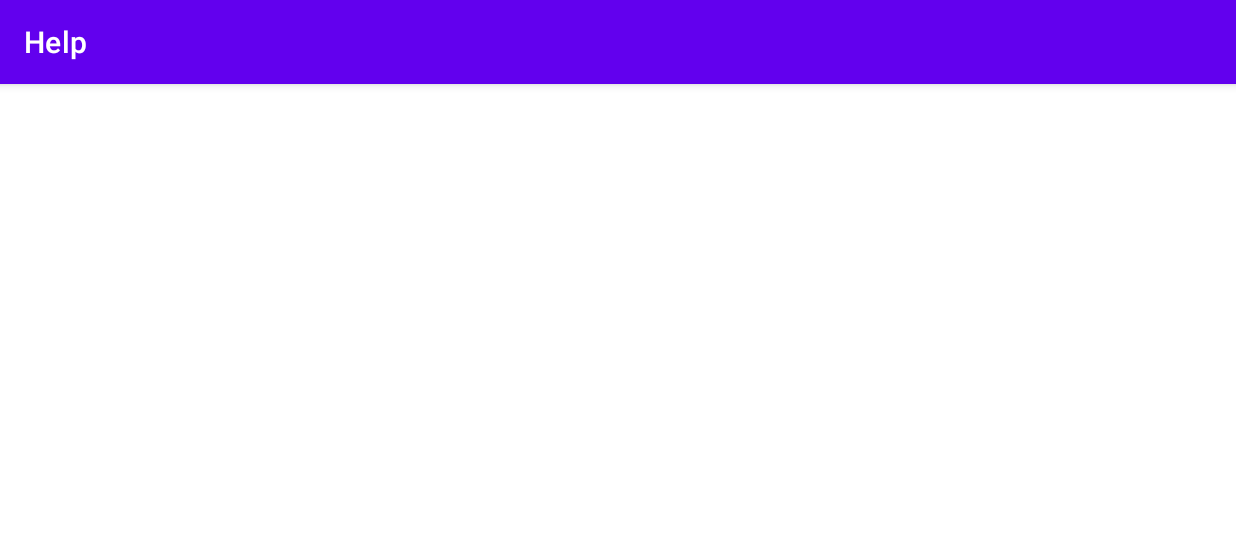
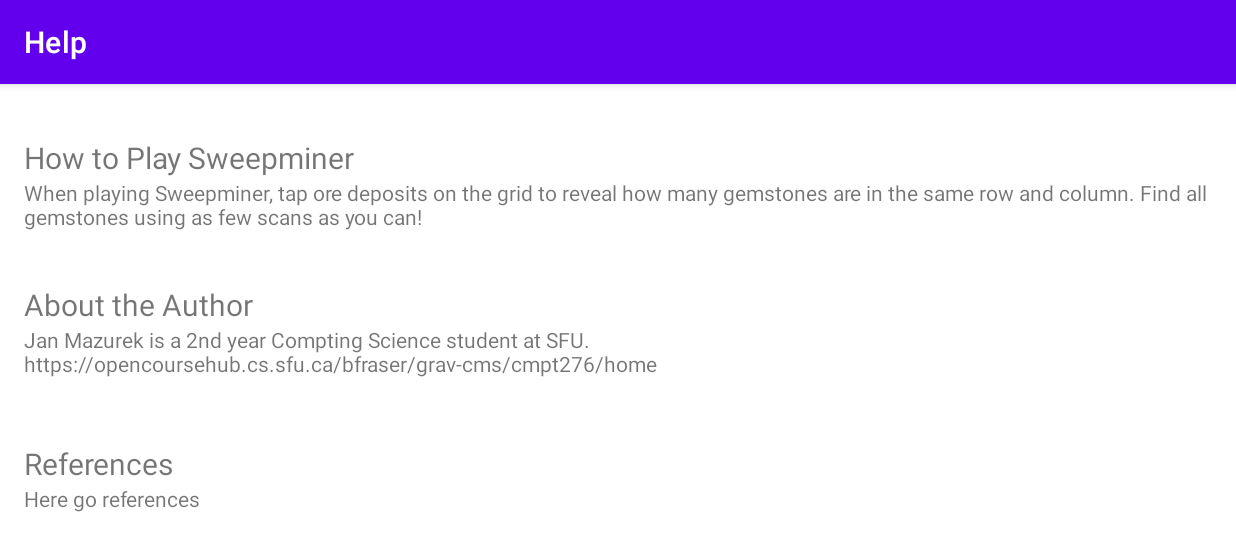
Before and after one commit to Maiquey/Sweepminer, an Android app: the HelpScreen screen opened directly, with no data from a screen before it, on a phone screen of 824 x 412 dp (held sideways). Shown: the top 551 px of the screen. Run offline under Robolectric (Android 15) with nearby library versions, the phone set to English and light mode, and no system bars; our stand-ins replace navigation-ui.

Commit message:
Populate Help Screen.
Add fields for play instructions, author information, and references.

```diff
--- a/app/src/main/res/layout/content_help_screen.xml
+++ b/app/src/main/res/layout/content_help_screen.xml
@@ -1,6 +1,7 @@
 <?xml version="1.0" encoding="utf-8"?>
 <androidx.constraintlayout.widget.ConstraintLayout xmlns:android="http://schemas.android.com/apk/res/android"
     xmlns:app="http://schemas.android.com/apk/res-auto"
+    xmlns:tools="http://schemas.android.com/tools"
     android:layout_width="match_parent"
     android:layout_height="match_parent"
     app:layout_behavior="@string/appbar_scrolling_view_behavior">
@@ -15,4 +16,70 @@
         app:layout_constraintLeft_toLeftOf="parent"
         app:layout_constraintRight_toRightOf="parent"
         app:layout_constraintTop_toTopOf="parent" />
+
+    <TextView
+        android:id="@+id/text_how_to_play_title"
+        android:layout_width="wrap_content"
+        android:layout_height="wrap_content"
+        android:text="How to Play Sweepminer"
+        android:textSize="20sp"
+        app:layout_constraintBottom_toTopOf="@+id/text_explanation"
+        app:layout_constraintStart_toStartOf="@+id/text_explanation" />
+
+    <TextView
+        android:id="@+id/text_explanation"
+        android:layout_width="match_parent"
+        android:layout_height="wrap_content"
+        android:layout_marginStart="16dp"
+        android:layout_marginEnd="16dp"
+        android:background="#FFFFFF"
+        android:text="When playing Sweepminer, tap ore deposits on the grid to reveal how many gemstones are in the same row and column. Find all gemstones using as few scans as you can!"
+        app:layout_constraintBottom_toTopOf="@+id/text_author"
+        app:layout_constraintEnd_toEndOf="@+id/nav_host_fragment_content_help_screen"
+        app:layout_constraintStart_toStartOf="parent"
+        app:layout_constraintTop_toTopOf="@+id/nav_host_fragment_content_help_screen" />
+
+    <TextView
+        android:id="@+id/text_author"
+        android:layout_width="match_parent"
+        android:layout_height="wrap_content"
+        android:layout_marginStart="16dp"
+        android:layout_marginEnd="16dp"
+        android:background="#FFFFFF"
+        android:text="Jan Mazurek is a 2nd year Compting Science student at SFU.\nhttps://opencoursehub.cs.sfu.ca/bfraser/grav-cms/cmpt276/home"
+        app:layout_constraintBottom_toBottomOf="parent"
+        app:layout_constraintEnd_toEndOf="@+id/nav_host_fragment_content_help_screen"
+        app:layout_constraintStart_toStartOf="@+id/nav_host_fragment_content_help_screen"
+        app:layout_constraintTop_toTopOf="parent" />
+
+    <TextView
+        android:id="@+id/text_references"
+        android:layout_width="match_parent"
+        android:layout_height="wrap_content"
+        android:layout_marginStart="16dp"
+        android:layout_marginEnd="16dp"
+        android:background="#FFFFFF"
+        android:text="Here go references"
+        app:layout_constraintBottom_toBottomOf="parent"
+        app:layout_constraintEnd_toEndOf="parent"
+        app:layout_constraintStart_toStartOf="parent"
+        app:layout_constraintTop_toBottomOf="@+id/text_author" />
+
+    <TextView
+        android:id="@+id/text_author_title"
+        android:layout_width="wrap_content"
+        android:layout_height="wrap_content"
+        android:text="About the Author"
+        android:textSize="20sp"
+        app:layout_constraintBottom_toTopOf="@+id/text_author"
+        app:layout_constraintStart_toStartOf="@+id/text_author" />
+
+    <TextView
+        android:id="@+id/text_reference_title"
+        android:layout_width="wrap_content"
+        android:layout_height="wrap_content"
+        android:text="References"
+        android:textSize="20sp"
+        app:layout_constraintBottom_toTopOf="@+id/text_references"
+        app:layout_constraintStart_toStartOf="@+id/text_references" />
 </androidx.constraintlayout.widget.ConstraintLayout>
```
